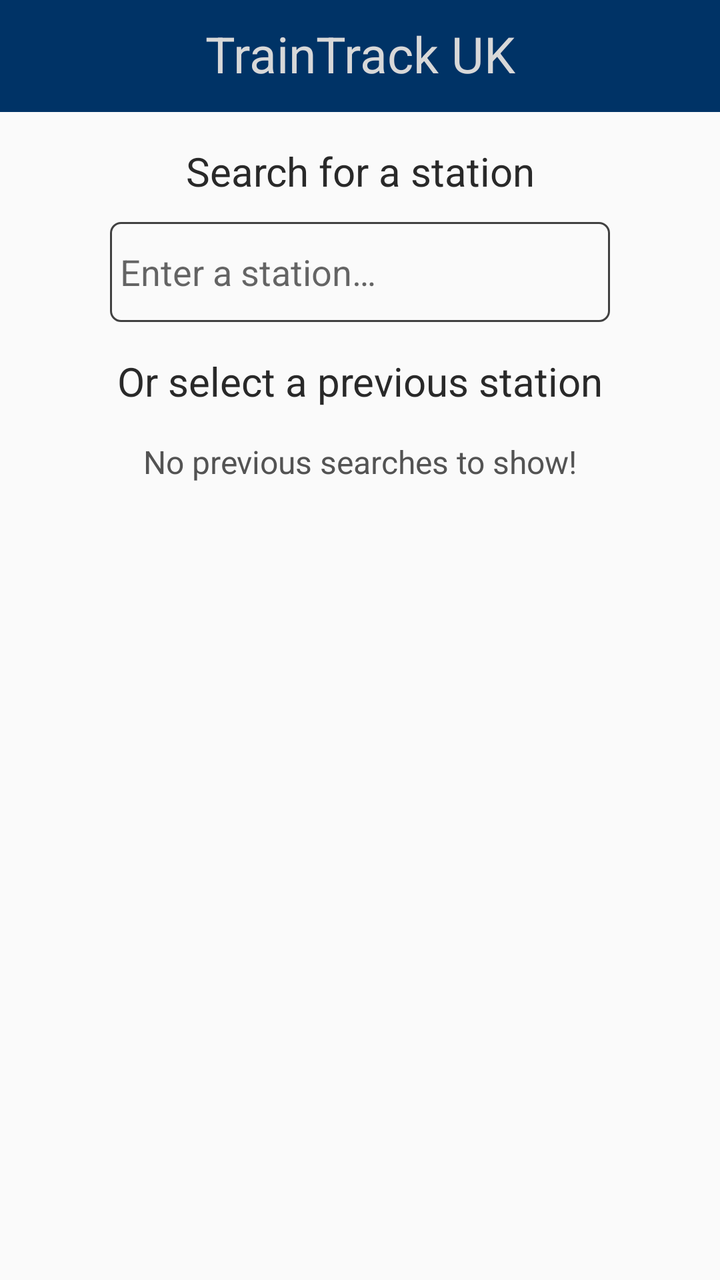
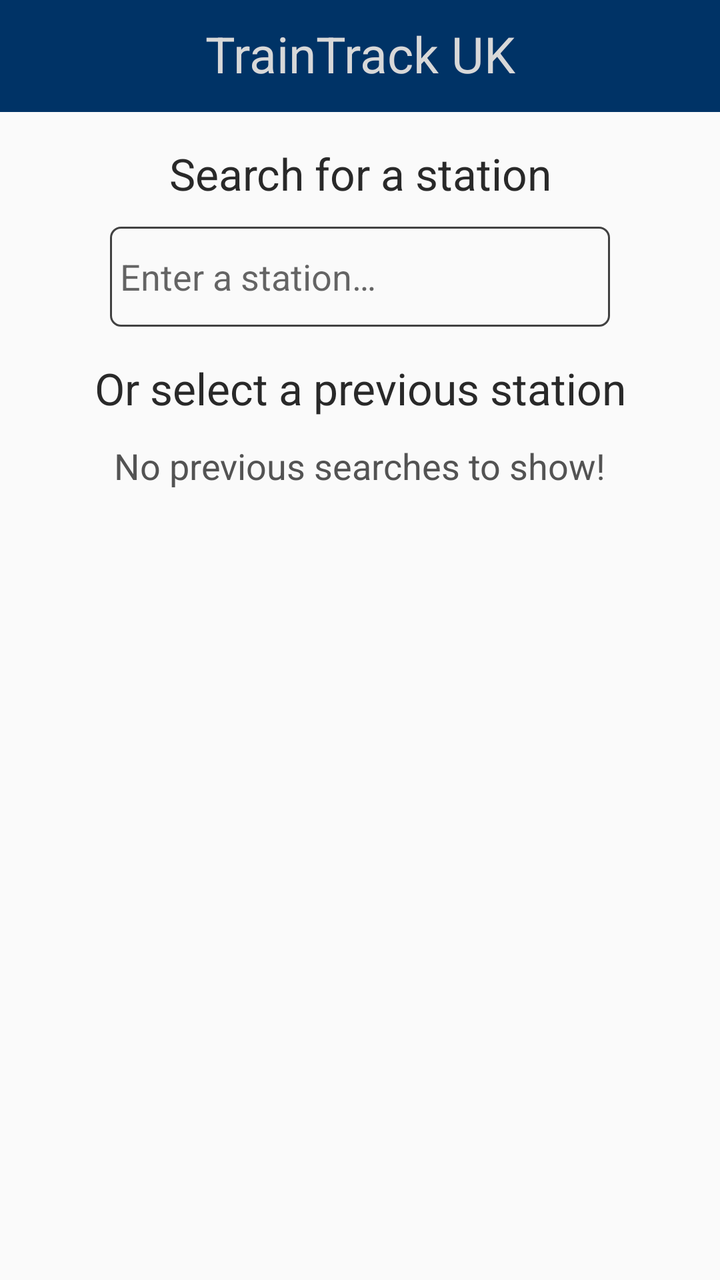

Two renders of the same Android screen: before a commit and after it. Below are the layout's source before the change and the commit's diff.
<!-- AndroidManifest.xml: application theme Theme.AppCompat.Light.NoActionBar -->
<!-- res/layout/activity_select_station.xml -->
<?xml version="1.0" encoding="utf-8"?>
<androidx.constraintlayout.widget.ConstraintLayout xmlns:android="http://schemas.android.com/apk/res/android"
    xmlns:app="http://schemas.android.com/apk/res-auto"
    xmlns:tools="http://schemas.android.com/tools"
    android:id="@+id/main_layout"
    android:layout_width="match_parent"
    android:layout_height="match_parent"
    tools:context=".SelectStationActivity">

    <androidx.appcompat.widget.Toolbar
        android:id="@+id/toolbar"
        android:layout_width="0dp"
        android:layout_height="56dp"
        android:background="#003366"
        android:minHeight="?attr/actionBarSize"
        android:theme="?attr/actionBarTheme"
        app:layout_constraintEnd_toEndOf="parent"
        app:layout_constraintStart_toStartOf="parent"
        app:layout_constraintTop_toTopOf="parent" />

    <TextView
        android:id="@+id/txt_app_name"
        android:layout_width="wrap_content"
        android:layout_height="wrap_content"
        android:layout_marginTop="10dp"
        android:text="@string/app_name"
        android:textColor="#D8D8D8"
        android:textSize="25sp"
        app:layout_constraintEnd_toEndOf="@+id/toolbar"
        app:layout_constraintStart_toStartOf="@+id/toolbar"
        app:layout_constraintTop_toTopOf="@+id/toolbar" />

    <TextView
        android:id="@+id/txt_select"
        android:layout_width="wrap_content"
        android:layout_height="wrap_content"
        android:layout_marginStart="57dp"
        android:layout_marginTop="16dp"
        android:layout_marginEnd="57dp"
        android:text="@string/choose_station"
        android:textColor="@color/main_text"
        android:textSize="20sp"
        app:layout_constraintEnd_toEndOf="parent"
        app:layout_constraintStart_toStartOf="parent"
        app:layout_constraintTop_toBottomOf="@+id/enter_station_autocomplete" />

    <TextView
        android:id="@+id/txt_search"
        android:layout_width="wrap_content"
        android:layout_height="wrap_content"
        android:layout_marginStart="93dp"
        android:layout_marginTop="16dp"
        android:layout_marginEnd="93dp"
        android:text="@string/search_station"
        android:textColor="@color/main_text"
        android:textSize="20sp"
        app:layout_constraintEnd_toEndOf="parent"
        app:layout_constraintHorizontal_bias="0.492"
        app:layout_constraintStart_toStartOf="parent"
        app:layout_constraintTop_toBottomOf="@+id/toolbar" />

    <AutoCompleteTextView
        android:id="@+id/enter_station_autocomplete"
        android:layout_width="0dp"
        android:layout_height="50dp"
        android:layout_marginStart="55dp"
        android:layout_marginTop="12dp"
        android:layout_marginEnd="55dp"
        android:background="@drawable/rounded_border"
        android:hint="@string/enter_station"
        android:imeOptions="actionSearch"
        android:inputType="text|textAutoComplete"
        android:paddingLeft="5dip"
        android:paddingRight="5dip"
        android:textColor="@color/secondary_text"
        app:layout_constraintEnd_toEndOf="parent"
        app:layout_constraintHorizontal_bias="1.0"
        app:layout_constraintStart_toStartOf="parent"
        app:layout_constraintTop_toBottomOf="@+id/txt_search" />

    <TextView
        android:id="@+id/textView"
        android:layout_width="wrap_content"
        android:layout_height="wrap_content"
        android:layout_marginStart="32dp"
        android:layout_marginTop="16dp"
        android:layout_marginEnd="32dp"
        android:text="@string/no_history"
        android:textColor="@color/secondary_text"
        android:textSize="16sp"
        app:layout_constraintEnd_toEndOf="parent"
        app:layout_constraintStart_toStartOf="parent"
        app:layout_constraintTop_toBottomOf="@+id/txt_select" />

</androidx.constraintlayout.widget.ConstraintLayout>
<!-- resources referenced by this layout -->
<resources>
  <color name="main_text">#FF292929</color>
  <color name="secondary_text">#535353</color>
  <!-- drawable rounded_border (drawable) -->
  <shape xmlns:android="http://schemas.android.com/apk/res/android" android:shape="rectangle" >
      <solid android:color="@android:color/transparent" />
      <stroke android:width="1dip" android:color="#414141"/>
      <corners android:radius="5dp"/>
  </shape>
  <string name="app_name">TrainTrack UK</string>
  <string name="choose_station">Or select a previous station</string>
  <string name="enter_station">Enter a station…</string>
  <string name="no_history">No previous searches to show!</string>
  <string name="search_station">Search for a station</string>
</resources>

<!-- the commit's change to res/layout/activity_select_station.xml (unified diff, before → after) -->
@@ -39,7 +39,7 @@
         android:layout_marginEnd="57dp"
         android:text="@string/choose_station"
         android:textColor="@color/main_text"
-        android:textSize="20sp"
+        android:textSize="22sp"
         app:layout_constraintEnd_toEndOf="parent"
         app:layout_constraintStart_toStartOf="parent"
         app:layout_constraintTop_toBottomOf="@+id/enter_station_autocomplete" />
@@ -53,7 +53,7 @@
         android:layout_marginEnd="93dp"
         android:text="@string/search_station"
         android:textColor="@color/main_text"
-        android:textSize="20sp"
+        android:textSize="22sp"
         app:layout_constraintEnd_toEndOf="parent"
         app:layout_constraintHorizontal_bias="0.492"
         app:layout_constraintStart_toStartOf="parent"
@@ -79,15 +79,26 @@
         app:layout_constraintTop_toBottomOf="@+id/txt_search" />
 
     <TextView
-        android:id="@+id/textView"
+        android:id="@+id/txt_no_history"
         android:layout_width="wrap_content"
         android:layout_height="wrap_content"
         android:layout_marginStart="32dp"
-        android:layout_marginTop="16dp"
+        android:layout_marginTop="12dp"
         android:layout_marginEnd="32dp"
         android:text="@string/no_history"
         android:textColor="@color/secondary_text"
-        android:textSize="16sp"
+        android:textSize="18sp"
+        app:layout_constraintEnd_toEndOf="parent"
+        app:layout_constraintStart_toStartOf="parent"
+        app:layout_constraintTop_toBottomOf="@+id/txt_select" />
+
+    <androidx.recyclerview.widget.RecyclerView
+        android:id="@+id/history_view"
+        android:layout_width="0dp"
+        android:layout_height="wrap_content"
+        android:layout_marginStart="32dp"
+        android:layout_marginTop="12dp"
+        android:layout_marginEnd="32dp"
         app:layout_constraintEnd_toEndOf="parent"
         app:layout_constraintStart_toStartOf="parent"
         app:layout_constraintTop_toBottomOf="@+id/txt_select" />
